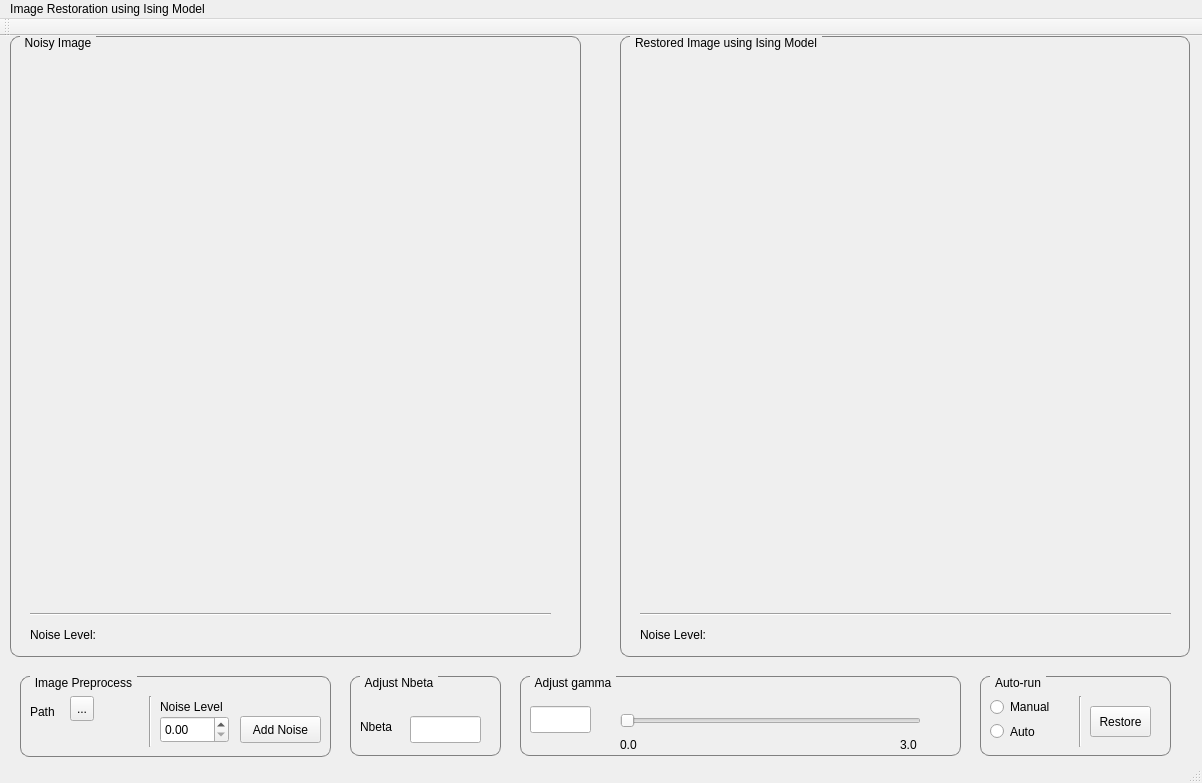
miaolegewang/IRisingmodel, file gui-source/mainwindow.ui: the form before one commit.
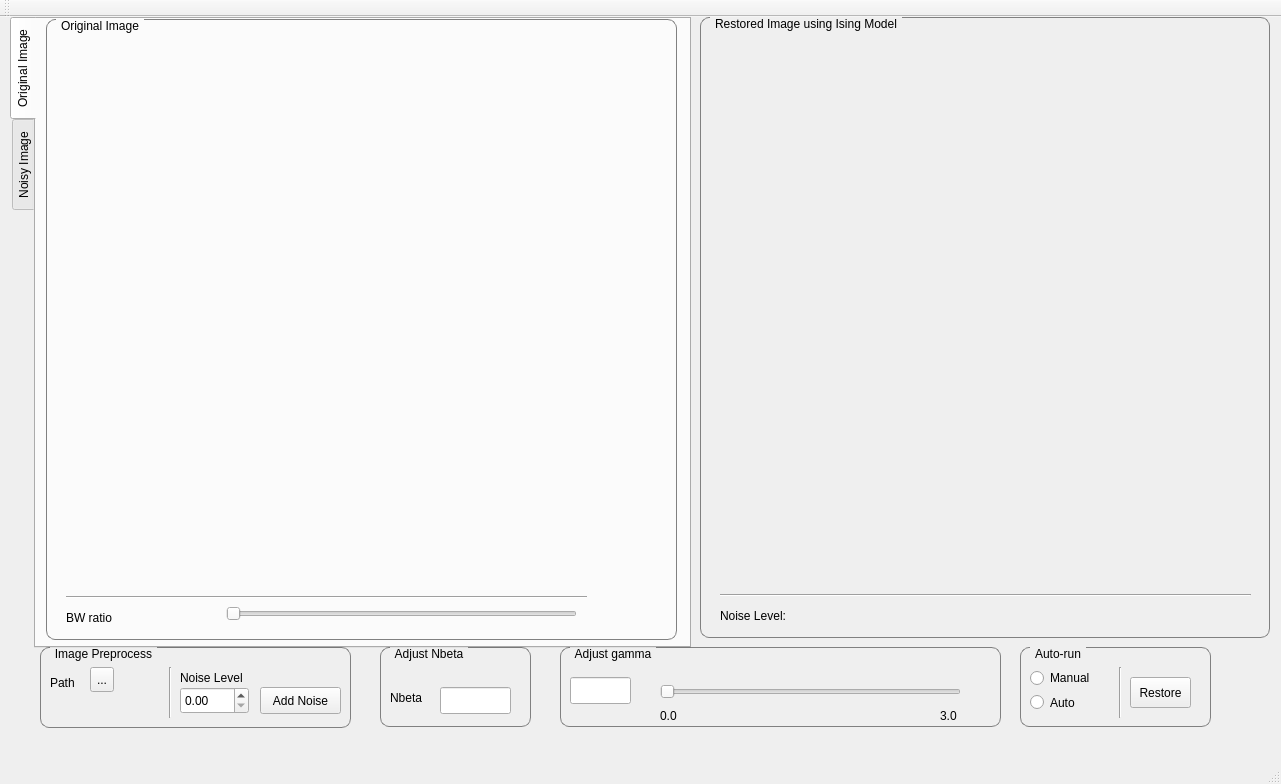
The form after the commit.

```diff
--- a/gui-source/mainwindow.ui
+++ b/gui-source/mainwindow.ui
@@ -6,8 +6,8 @@
    <rect>
     <x>0</x>
     <y>0</y>
-    <width>1202</width>
-    <height>783</height>
+    <width>1281</width>
+    <height>784</height>
    </rect>
   </property>
   <property name="windowTitle">
@@ -17,8 +17,8 @@
    <widget class="QGroupBox" name="groupBox">
     <property name="geometry">
      <rect>
-      <x>520</x>
-      <y>640</y>
+      <x>560</x>
+      <y>630</y>
       <width>441</width>
       <height>80</height>
      </rect>
@@ -98,8 +98,8 @@
    <widget class="QGroupBox" name="groupBox_2">
     <property name="geometry">
      <rect>
-      <x>350</x>
-      <y>640</y>
+      <x>380</x>
+      <y>630</y>
       <width>151</width>
       <height>80</height>
      </rect>
@@ -153,8 +153,8 @@
    <widget class="QGroupBox" name="groupBox_3">
     <property name="geometry">
      <rect>
-      <x>980</x>
-      <y>640</y>
+      <x>1020</x>
+      <y>630</y>
       <width>191</width>
       <height>80</height>
      </rect>
@@ -231,8 +231,8 @@
    <widget class="QGroupBox" name="groupBox_4">
     <property name="geometry">
      <rect>
-      <x>20</x>
-      <y>640</y>
+      <x>40</x>
+      <y>630</y>
       <width>311</width>
       <height>81</height>
      </rect>
@@ -345,88 +345,10 @@
      </property>
     </widget>
    </widget>
-   <widget class="QGroupBox" name="groupBox_5">
-    <property name="geometry">
-     <rect>
-      <x>10</x>
-      <y>0</y>
-      <width>571</width>
-      <height>621</height>
-     </rect>
-    </property>
-    <property name="styleSheet">
-     <string notr="true">QGroupBox {
-	border: 1px solid gray;
-	border-radius: 9px;
-	margin-top: 0.5em;
-}
-
-QGroupBox::title{
-	subcontrol-origin: margin;
-	left: 10px;
-	padding: 0 3px 0 3px;
-}</string>
-    </property>
-    <property name="title">
-     <string>Noisy Image</string>
-    </property>
-    <widget class="QLabel" name="noisy_image">
-     <property name="geometry">
-      <rect>
-       <x>30</x>
-       <y>30</y>
-       <width>512</width>
-       <height>512</height>
-      </rect>
-     </property>
-     <property name="text">
-      <string/>
-     </property>
-    </widget>
-    <widget class="Line" name="line_2">
-     <property name="geometry">
-      <rect>
-       <x>20</x>
-       <y>570</y>
-       <width>521</width>
-       <height>16</height>
-      </rect>
-     </property>
-     <property name="orientation">
-      <enum>Qt::Horizontal</enum>
-     </property>
-    </widget>
-    <widget class="QLabel" name="label_3">
-     <property name="geometry">
-      <rect>
-       <x>20</x>
-       <y>590</y>
-       <width>91</width>
-       <height>17</height>
-      </rect>
-     </property>
-     <property name="text">
-      <string>Noise Level:</string>
-     </property>
-    </widget>
-    <widget class="QLabel" name="original_noise_level">
-     <property name="geometry">
-      <rect>
-       <x>140</x>
-       <y>590</y>
-       <width>67</width>
-       <height>17</height>
-      </rect>
-     </property>
-     <property name="text">
-      <string/>
-     </property>
-    </widget>
-   </widget>
    <widget class="QGroupBox" name="groupBox_6">
     <property name="geometry">
      <rect>
-      <x>620</x>
+      <x>700</x>
       <y>0</y>
       <width>570</width>
       <height>621</height>
@@ -501,22 +423,211 @@
      </property>
     </widget>
    </widget>
+   <widget class="QTabWidget" name="tabWidget">
+    <property name="geometry">
+     <rect>
+      <x>10</x>
+      <y>0</y>
+      <width>681</width>
+      <height>631</height>
+     </rect>
+    </property>
+    <property name="tabPosition">
+     <enum>QTabWidget::West</enum>
+    </property>
+    <property name="currentIndex">
+     <number>0</number>
+    </property>
+    <widget class="QWidget" name="tab">
+     <attribute name="title">
+      <string>Original Image</string>
+     </attribute>
+     <widget class="QGroupBox" name="groupBox_7">
+      <property name="geometry">
+       <rect>
+        <x>10</x>
+        <y>0</y>
+        <width>631</width>
+        <height>621</height>
+       </rect>
+      </property>
+      <property name="styleSheet">
+       <string notr="true">QGroupBox {
+	border: 1px solid gray;
+	border-radius: 9px;
+	margin-top: 0.5em;
+}
+
+QGroupBox::title{
+	subcontrol-origin: margin;
+	left: 10px;
+	padding: 0 3px 0 3px;
+}</string>
+      </property>
+      <property name="title">
+       <string>Original Image</string>
+      </property>
+      <widget class="QLabel" name="original_image">
+       <property name="geometry">
+        <rect>
+         <x>60</x>
+         <y>30</y>
+         <width>512</width>
+         <height>512</height>
+        </rect>
+       </property>
+       <property name="text">
+        <string/>
+       </property>
+      </widget>
+      <widget class="Line" name="line_5">
+       <property name="geometry">
+        <rect>
+         <x>20</x>
+         <y>570</y>
+         <width>521</width>
+         <height>16</height>
+        </rect>
+       </property>
+       <property name="orientation">
+        <enum>Qt::Horizontal</enum>
+       </property>
+      </widget>
+      <widget class="QLabel" name="label_4">
+       <property name="geometry">
+        <rect>
+         <x>20</x>
+         <y>590</y>
+         <width>71</width>
+         <height>17</height>
+        </rect>
+       </property>
+       <property name="text">
+        <string>BW ratio</string>
+       </property>
+      </widget>
+      <widget class="QLabel" name="ratio_display">
+       <property name="geometry">
+        <rect>
+         <x>90</x>
+         <y>590</y>
+         <width>67</width>
+         <height>17</height>
+        </rect>
+       </property>
+       <property name="text">
+        <string/>
+       </property>
+      </widget>
+      <widget class="QSlider" name="ratio_slider">
+       <property name="geometry">
+        <rect>
+         <x>180</x>
+         <y>580</y>
+         <width>351</width>
+         <height>29</height>
+        </rect>
+       </property>
+       <property name="orientation">
+        <enum>Qt::Horizontal</enum>
+       </property>
+      </widget>
+     </widget>
+    </widget>
+    <widget class="QWidget" name="tab_2">
+     <attribute name="title">
+      <string>Noisy Image</string>
+     </attribute>
+     <widget class="QGroupBox" name="groupBox_5">
+      <property name="geometry">
+       <rect>
+        <x>10</x>
+        <y>0</y>
+        <width>631</width>
+        <height>621</height>
+       </rect>
+      </property>
+      <property name="styleSheet">
+       <string notr="true">QGroupBox {
+	border: 1px solid gray;
+	border-radius: 9px;
+	margin-top: 0.5em;
+}
+
+QGroupBox::title{
+	subcontrol-origin: margin;
+	left: 10px;
+	padding: 0 3px 0 3px;
+}</string>
+      </property>
+      <property name="title">
+       <string>Noisy Image</string>
+      </property>
+      <widget class="QLabel" name="noisy_image">
+       <property name="geometry">
+        <rect>
+         <x>60</x>
+         <y>30</y>
+         <width>512</width>
+         <height>512</height>
+        </rect>
+       </property>
+       <property name="text">
+        <string/>
+       </property>
+      </widget>
+      <widget class="Line" name="line_2">
+       <property name="geometry">
+        <rect>
+         <x>20</x>
+         <y>570</y>
+         <width>521</width>
+         <height>16</height>
+        </rect>
+       </property>
+       <property name="orientation">
+        <enum>Qt::Horizontal</enum>
+       </property>
+      </widget>
+      <widget class="QLabel" name="label_3">
+       <property name="geometry">
+        <rect>
+         <x>20</x>
+         <y>590</y>
+         <width>91</width>
+         <height>17</height>
+        </rect>
+       </property>
+       <property name="text">
+        <string>Noise Level:</string>
+       </property>
+      </widget>
+      <widget class="QLabel" name="original_noise_level">
+       <property name="geometry">
+        <rect>
+         <x>140</x>
+         <y>590</y>
+         <width>67</width>
+         <height>17</height>
+        </rect>
+       </property>
+       <property name="text">
+        <string/>
+       </property>
+      </widget>
+     </widget>
+    </widget>
+   </widget>
   </widget>
   <widget class="QMenuBar" name="menuBar">
    <property name="geometry">
     <rect>
      <x>0</x>
      <y>0</y>
-     <width>1202</width>
+     <width>1281</width>
      <height>25</height>
     </rect>
    </property>
-   <widget class="QMenu" name="menuImage_Restoration">
-    <property name="title">
-     <string>Image Restoration using Ising Model</string>
-    </property>
-   </widget>
-   <addaction name="menuImage_Restoration"/>
   </widget>
   <widget class="QToolBar" name="mainToolBar">
    <attribute name="toolBarArea">
```
Left out of the diff: 7 changed lines with no effect on the pictures.
